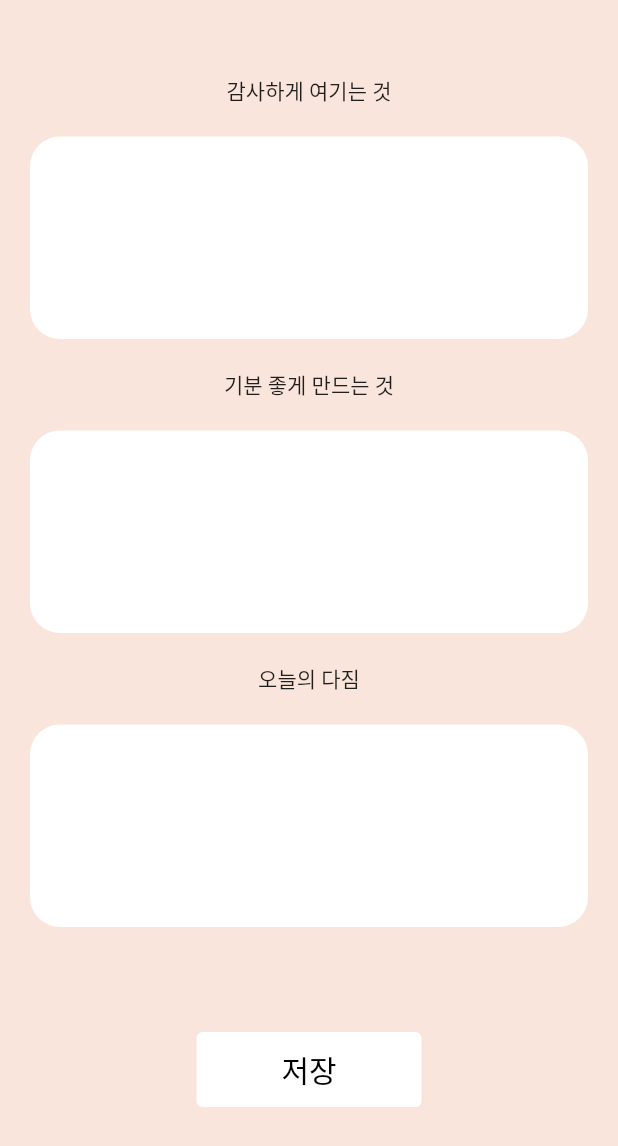
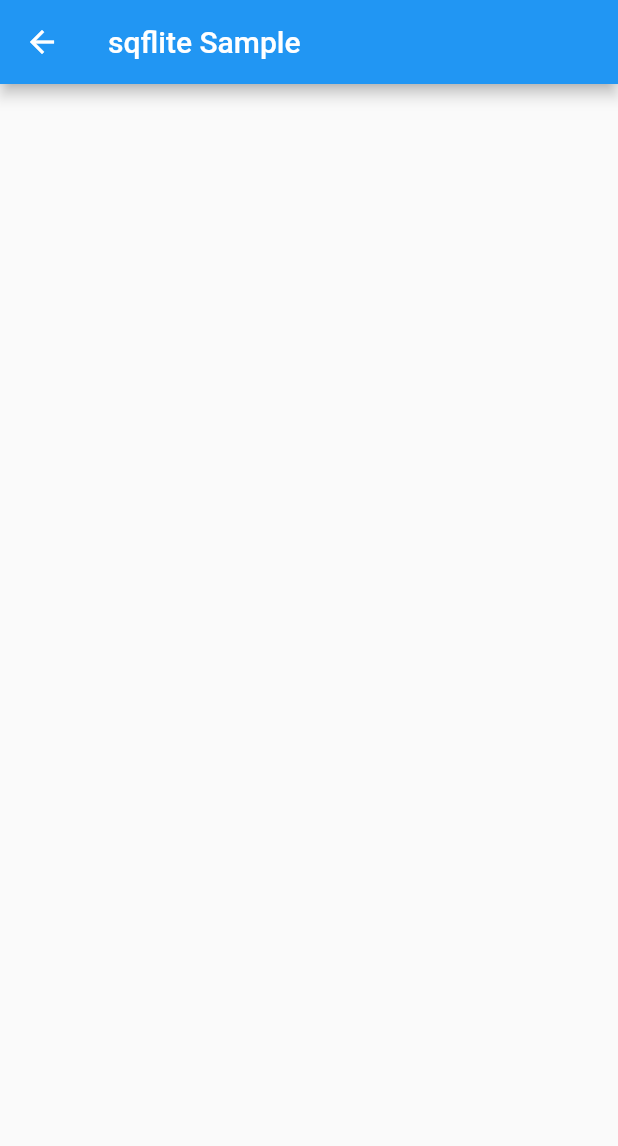
Before and after one commit to leekina/morning_diary, a Flutter app: the StartPage screen opened directly, after a tap on "리스트", on a phone screen of 412 x 824 dp. Shown: the top 1146 px of the screen. Run offline on Flutter 3.47's test engine with Material 2 defaults, Android fonts, the phone set to English and light mode, and no system bars; our stand-ins replace flutter_svg, sqflite; accounts and stored records are empty; statements that could not run were skipped.

Commit message:
FEAT : 전에 작성한 다짐들을 볼 수 있는 페이지 추가 기본 sample db에 id 추가할 필요있음

```diff
--- a/lib/models/sample.dart
+++ b/lib/models/sample.dart
@@ -6,16 +6,17 @@ class SampleFields {
 
 class Sample {
   static String tableName = 'sample';
-  List<String>? promiseAns = [];
-  List<String>? planAns = [];
-  DateTime createAt;
+  List<dynamic> promiseAns = []; // 다짐
+  List<String>? planAns = []; // 계획
+  DateTime createAt; //저장날짜
 
   Sample({
-    this.promiseAns,
+    required this.promiseAns,
     this.planAns,
     required this.createAt,
   });
 
+  //json형식으로 변환
   Map<String, dynamic> toJson() {
     return {
       SampleFields.promiseAns: promiseAns,
@@ -24,13 +25,14 @@ class Sample {
     };
   }
 
+  //json -> 클래스 형식으로 변환
   factory Sample.fromJson(Map<String, dynamic> json) {
     return Sample(
       promiseAns: json[SampleFields.promiseAns] == null
-          ? null
-          : json[SampleFields.promiseAns] as List<String>,
+          ? []
+          : json[SampleFields.promiseAns] as List<dynamic>,
       planAns: json[SampleFields.planAns] == null
-          ? null
+          ? []
           : json[SampleFields.planAns] as List<String>,
       createAt: json[SampleFields.createAt] == null
           ? DateTime.now()
--- a/lib/repository/sql_database_crud.dart
+++ b/lib/repository/sql_database_crud.dart
@@ -71,7 +71,7 @@ class SqlSampleCrudRepository {
   }
 
   //삭제
-  static Future<int> delete(String date) async {
+  static Future<int> delete(DateTime date) async {
     var db = await SqlDataBase().database;
     return await db.delete(
       Sample.tableName,
--- /dev/null
+++ b/lib/screens/list_page/list_page.dart
@@ -0,0 +1,97 @@
+import 'package:flutter/material.dart';
+import 'package:morning_diary/models/sample.dart';
+import 'package:morning_diary/repository/sql_database_crud.dart';
+
+class ListPage extends StatefulWidget {
+  const ListPage({super.key});
+
+  @override
+  State<ListPage> createState() => _ListPageState();
+}
+
+class _ListPageState extends State<ListPage> {
+  void update() => setState(() {});
+
+  void delete(Sample sample) async {
+    await SqlSampleCrudRepository.delete(sample.createAt);
+  }
+
+  Widget _sampleOne(Sample sample) {
+    return GestureDetector(
+      onTap: () async {
+        // await Navigator.push(
+        //   context,
+        //   MaterialPageRoute(
+        //     builder: (context) => DetailView(sample: sample),
+        //   ),
+        // );
+        // update();
+        delete(sample);
+        update();
+      },
+      child: Container(
+        color: Colors.white,
+        //컬러 지정해줘야 전체선택가능
+        padding: const EdgeInsets.all(22),
+        child: Column(
+          crossAxisAlignment: CrossAxisAlignment.stretch,
+          children: [
+            Row(
+              children: [
+                Container(
+                  width: 10,
+                  height: 10,
+                  decoration: BoxDecoration(
+                    shape: BoxShape.circle,
+                    color: Colors.green,
+                  ),
+                ),
+                const SizedBox(width: 7),
+                Text(sample.createAt.toString()),
+                Text(sample.promiseAns.toString()),
+              ],
+            ),
+            const SizedBox(height: 7),
+            Text(
+              sample.createAt.toIso8601String(),
+              style: const TextStyle(color: Colors.grey),
+            ),
+          ],
+        ),
+      ),
+    );
+  }
+
+  Future<List<Sample>> _loadSampleList() async {
+    return await SqlSampleCrudRepository.getList();
+  }
+
+  Widget build(BuildContext context) {
+    return Scaffold(
+      appBar: AppBar(
+        title: const Text("sqflite Sample"),
+      ),
+      body: FutureBuilder<List<Sample>>(
+        future: _loadSampleList(),
+        builder: (context, snapshot) {
+          if (snapshot.hasError) {
+            return const Center(
+              child: Text("SQflite Error"),
+            );
+          }
+          if (snapshot.hasData) {
+            var datas = snapshot.data;
+            return ListView(
+              children: List.generate(
+                datas!.length,
+                (index) => _sampleOne(datas[index]),
+              ),
+            );
+          } else {
+            return const Center(child: CircularProgressIndicator());
+          }
+        },
+      ),
+    );
+  }
+}
--- a/lib/screens/start_page/components/body.dart
+++ b/lib/screens/start_page/components/body.dart
@@ -1,6 +1,7 @@
 import 'dart:async';
 import 'package:flutter/material.dart';
 import 'package:morning_diary/components/size_config.dart';
+import 'package:morning_diary/screens/list_page/list_page.dart';
 import 'package:morning_diary/screens/question_page/question_page.dart';
 import 'land.dart';
 import 'sun.dart';
@@ -129,7 +130,7 @@ class _BodyState extends State<Body> {
                           Navigator.push(
                               context,
                               MaterialPageRoute(
-                                builder: (context) => QuestionPage(),
+                                builder: (context) => ListPage(),
                               ));
                         },
                         style: ElevatedButton.styleFrom(
```
